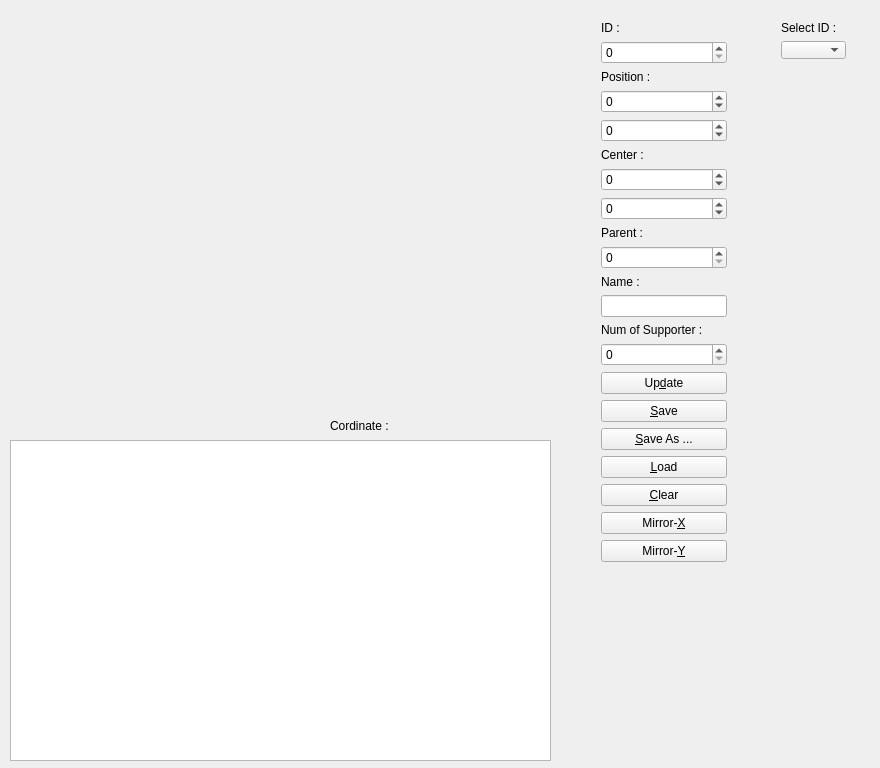
The window that Formation/mainwindow.ui (alipiry/PlanEditor) describes before a commit, drawn with Qt 5.
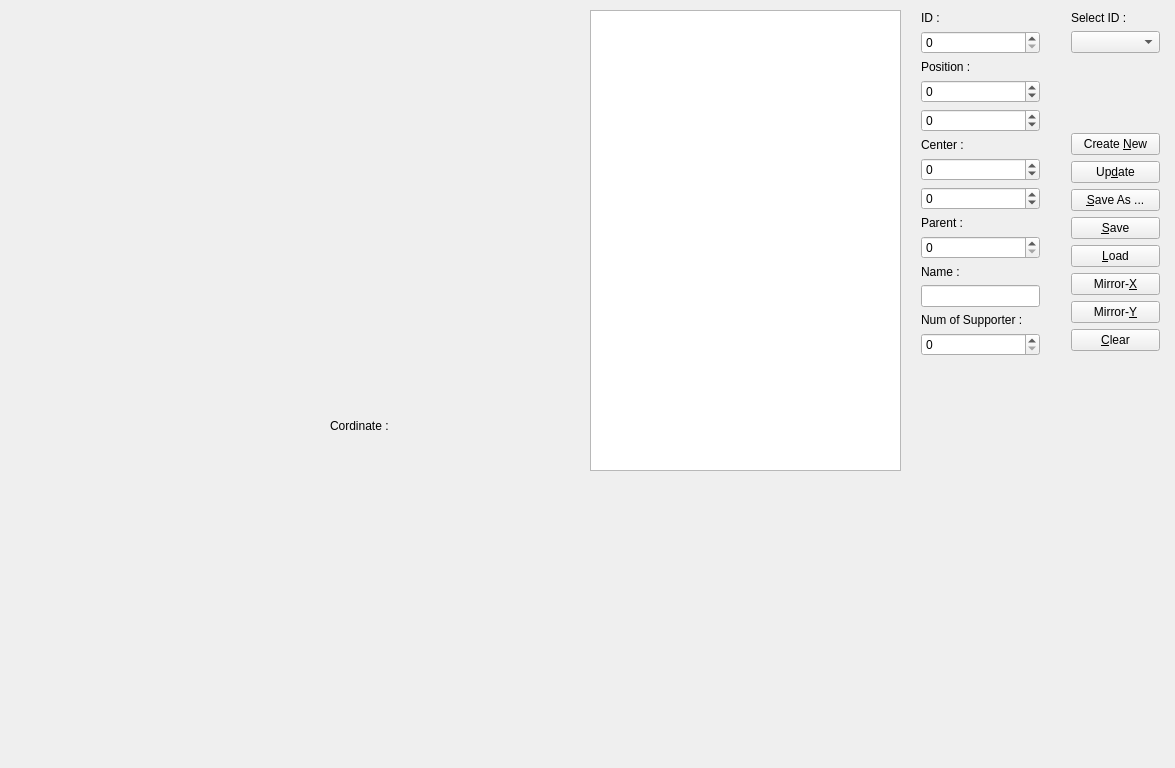
The same window after the commit.

```diff
--- a/Formation/mainwindow.ui
+++ b/Formation/mainwindow.ui
@@ -6,7 +6,7 @@
    <rect>
     <x>0</x>
     <y>0</y>
-    <width>880</width>
+    <width>1175</width>
     <height>768</height>
    </rect>
   </property>
@@ -14,23 +14,13 @@
    <string>HighLevel Behavior Grid Master! :p</string>
   </property>
   <widget class="QWidget" name="centralWidget">
-   <widget class="QTreeView" name="treeView">
-    <property name="geometry">
-     <rect>
-      <x>10</x>
-      <y>440</y>
-      <width>541</width>
-      <height>321</height>
-     </rect>
-    </property>
-   </widget>
    <widget class="QWidget" name="layoutWidget">
     <property name="geometry">
      <rect>
-      <x>590</x>
-      <y>10</y>
-      <width>148</width>
-      <height>739</height>
+      <x>910</x>
+      <y>0</y>
+      <width>141</width>
+      <height>471</height>
      </rect>
     </property>
     <layout class="QVBoxLayout" name="verticalLayout">
@@ -136,55 +126,6 @@
      <item>
       <widget class="QSpinBox" name="NumOfSup"/>
      </item>
-     <item>
-      <widget class="QPushButton" name="update">
-       <property name="text">
-        <string>Up&amp;date</string>
-       </property>
-      </widget>
-     </item>
-     <item>
-      <widget class="QPushButton" name="simpleSave">
-       <property name="text">
-        <string>&amp;Save</string>
-       </property>
-      </widget>
-     </item>
-     <item>
-      <widget class="QPushButton" name="save">
-       <property name="text">
-        <string>&amp;Save As ...</string>
-       </property>
-      </widget>
-     </item>
-     <item>
-      <widget class="QPushButton" name="load">
-       <property name="text">
-        <string>&amp;Load</string>
-       </property>
-      </widget>
-     </item>
-     <item>
-      <widget class="QPushButton" name="clear">
-       <property name="text">
-        <string>&amp;Clear</string>
-       </property>
-      </widget>
-     </item>
-     <item>
-      <widget class="QPushButton" name="mirrorX">
-       <property name="text">
-        <string>Mirror-&amp;X</string>
-       </property>
-      </widget>
-     </item>
-     <item>
-      <widget class="QPushButton" name="mirrorY">
-       <property name="text">
-        <string>Mirror-&amp;Y</string>
-       </property>
-      </widget>
-     </item>
      <item>
       <spacer name="verticalSpacer">
        <property name="orientation">
@@ -229,10 +170,10 @@
    <widget class="QWidget" name="layoutWidget_2">
     <property name="geometry">
      <rect>
-      <x>770</x>
-      <y>10</y>
-      <width>87</width>
-      <height>60</height>
+      <x>1060</x>
+      <y>0</y>
+      <width>111</width>
+      <height>362</height>
      </rect>
     </property>
     <layout class="QVBoxLayout" name="verticalLayout_2">
@@ -246,8 +187,87 @@
      <item>
       <widget class="QComboBox" name="comboBox"/>
      </item>
+     <item>
+      <spacer name="verticalSpacer_2">
+       <property name="orientation">
+        <enum>Qt::Vertical</enum>
+       </property>
+       <property name="sizeHint" stdset="0">
+        <size>
+         <width>20</width>
+         <height>40</height>
+        </size>
+       </property>
+      </spacer>
+     </item>
+     <item>
+      <widget class="QPushButton" name="createNew">
+       <property name="text">
+        <string>Create &amp;New</string>
+       </property>
+      </widget>
+     </item>
+     <item>
+      <widget class="QPushButton" name="update">
+       <property name="text">
+        <string>Up&amp;date</string>
+       </property>
+      </widget>
+     </item>
+     <item>
+      <widget class="QPushButton" name="save">
+       <property name="text">
+        <string>&amp;Save As ...</string>
+       </property>
+      </widget>
+     </item>
+     <item>
+      <widget class="QPushButton" name="simpleSave">
+       <property name="text">
+        <string>&amp;Save</string>
+       </property>
+      </widget>
+     </item>
+     <item>
+      <widget class="QPushButton" name="load">
+       <property name="text">
+        <string>&amp;Load</string>
+       </property>
+      </widget>
+     </item>
+     <item>
+      <widget class="QPushButton" name="mirrorX">
+       <property name="text">
+        <string>Mirror-&amp;X</string>
+       </property>
+      </widget>
+     </item>
+     <item>
+      <widget class="QPushButton" name="mirrorY">
+       <property name="text">
+        <string>Mirror-&amp;Y</string>
+       </property>
+      </widget>
+     </item>
+     <item>
+      <widget class="QPushButton" name="clear">
+       <property name="text">
+        <string>&amp;Clear</string>
+       </property>
+      </widget>
+     </item>
     </layout>
    </widget>
+   <widget class="QListView" name="listView">
+    <property name="geometry">
+     <rect>
+      <x>590</x>
+      <y>10</y>
+      <width>311</width>
+      <height>461</height>
+     </rect>
+    </property>
+   </widget>
   </widget>
  </widget>
  <layoutdefault spacing="6" margin="11"/>
```
